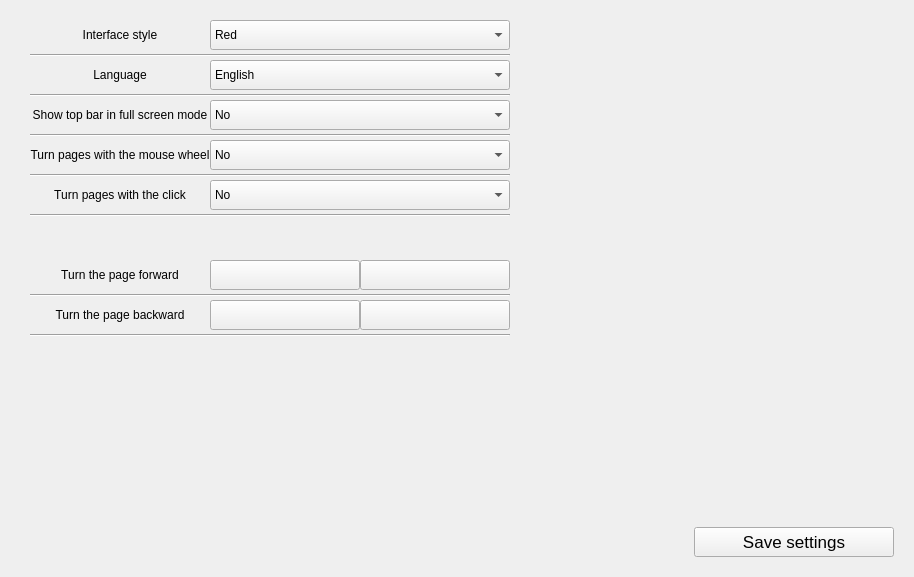
The window that Sources/settings_programlayout.ui (JerryShe/O-Reader) describes before a commit, drawn with Qt 5.
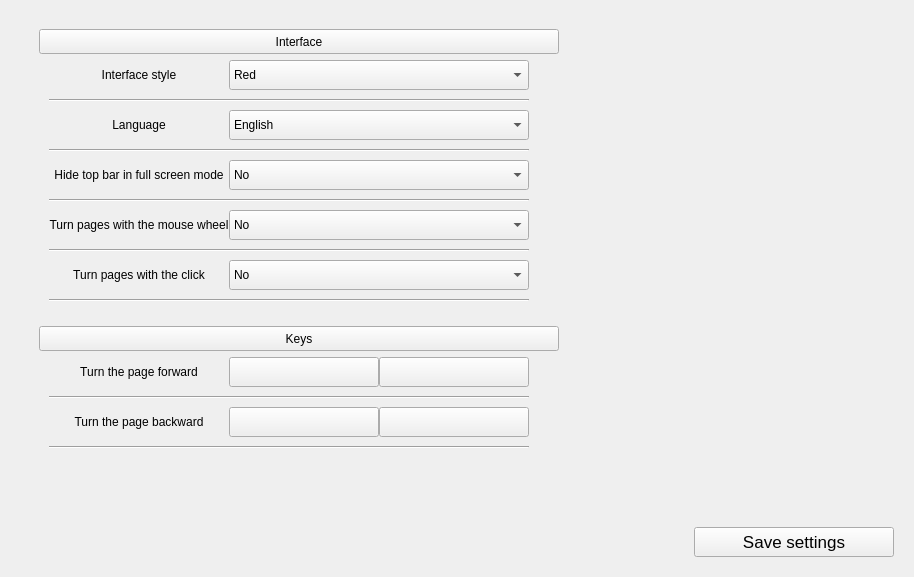
The same window after the commit.

```diff
--- a/Sources/settings_programlayout.ui
+++ b/Sources/settings_programlayout.ui
@@ -28,7 +28,7 @@
   <property name="frameShadow">
    <enum>QFrame::Raised</enum>
   </property>
-  <layout class="QVBoxLayout" name="verticalLayout">
+  <layout class="QVBoxLayout" name="verticalLayout" stretch="1,0">
    <property name="spacing">
     <number>0</number>
    </property>
@@ -45,9 +45,74 @@
     <number>20</number>
    </property>
    <item>
-    <layout class="QFormLayout" name="formLayout">
-     <property name="fieldGrowthPolicy">
-      <enum>QFormLayout::FieldsStayAtSizeHint</enum>
+    <widget class="QScrollArea" name="scrollArea">
+     <property name="frameShape">
+      <enum>QFrame::NoFrame</enum>
+     </property>
+     <property name="verticalScrollBarPolicy">
+      <enum>Qt::ScrollBarAsNeeded</enum>
+     </property>
+     <property name="sizeAdjustPolicy">
+      <enum>QAbstractScrollArea::AdjustToContentsOnFirstShow</enum>
+     </property>
+     <property name="widgetResizable">
+      <bool>true</bool>
+     </property>
+     <widget class="QWidget" name="scrollAreaWidgetContents_2">
+      <property name="geometry">
+       <rect>
+        <x>0</x>
+        <y>0</y>
+        <width>864</width>
+        <height>505</height>
+       </rect>
+      </property>
+      <layout class="QVBoxLayout" name="verticalLayout_3">
+       <item>
+        <widget class="QPushButton" name="InterfaceButton">
+         <property name="minimumSize">
+          <size>
+           <width>520</width>
+           <height>25</height>
+          </size>
+         </property>
+         <property name="maximumSize">
+          <size>
+           <width>520</width>
+           <height>25</height>
+          </size>
+         </property>
+         <property name="text">
+          <string>Interface</string>
+         </property>
+        </widget>
+       </item>
+       <item>
+        <widget class="QWidget" name="InterfaceLayout" native="true">
+         <property name="sizePolicy">
+          <sizepolicy hsizetype="Preferred" vsizetype="MinimumExpanding">
+           <horstretch>0</horstretch>
+           <verstretch>0</verstretch>
+          </sizepolicy>
+         </property>
+         <layout class="QFormLayout" name="formLayout_3">
+          <property name="horizontalSpacing">
+           <number>0</number>
+          </property>
+          <property name="verticalSpacing">
+           <number>5</number>
+          </property>
+          <property name="leftMargin">
+           <number>10</number>
+          </property>
+          <property name="topMargin">
+           <number>0</number>
+          </property>
+          <property name="rightMargin">
+           <number>10</number>
+          </property>
+          <property name="bottomMargin">
+           <number>15</number>
      </property>
      <item row="0" column="0">
       <widget class="QLabel" name="InterfaceStyle">
@@ -112,7 +177,7 @@
       </widget>
      </item>
      <item row="2" column="0">
-      <widget class="QLabel" name="label_2">
+           <widget class="QLabel" name="Language">
        <property name="minimumSize">
         <size>
          <width>180</width>
@@ -184,7 +249,7 @@
         </size>
        </property>
        <property name="text">
-        <string>Show top bar in full screen mode</string>
+             <string>Hide top bar in full screen mode</string>
        </property>
        <property name="alignment">
         <set>Qt::AlignCenter</set>
@@ -379,23 +444,62 @@
        </property>
       </widget>
      </item>
-     <item row="10" column="0">
-      <spacer name="verticalSpacer_2">
-       <property name="orientation">
-        <enum>Qt::Vertical</enum>
-       </property>
-       <property name="sizeType">
-        <enum>QSizePolicy::Fixed</enum>
-       </property>
-       <property name="sizeHint" stdset="0">
+         </layout>
+        </widget>
+       </item>
+       <item>
+        <widget class="QPushButton" name="KeysButton">
+         <property name="minimumSize">
+          <size>
+           <width>520</width>
+           <height>25</height>
+          </size>
+         </property>
+         <property name="maximumSize">
         <size>
-         <width>20</width>
-         <height>40</height>
-        </size>
-       </property>
-      </spacer>
-     </item>
-     <item row="11" column="0">
+           <width>520</width>
+           <height>25</height>
+          </size>
+         </property>
+         <property name="text">
+          <string>Keys</string>
+         </property>
+        </widget>
+       </item>
+       <item>
+        <widget class="QWidget" name="KeysLayout" native="true">
+         <property name="sizePolicy">
+          <sizepolicy hsizetype="MinimumExpanding" vsizetype="MinimumExpanding">
+           <horstretch>0</horstretch>
+           <verstretch>0</verstretch>
+          </sizepolicy>
+         </property>
+         <property name="minimumSize">
+          <size>
+           <width>0</width>
+           <height>0</height>
+          </size>
+         </property>
+         <layout class="QFormLayout" name="formLayout_4">
+          <property name="horizontalSpacing">
+           <number>0</number>
+          </property>
+          <property name="verticalSpacing">
+           <number>5</number>
+          </property>
+          <property name="leftMargin">
+           <number>10</number>
+          </property>
+          <property name="topMargin">
+           <number>0</number>
+          </property>
+          <property name="rightMargin">
+           <number>10</number>
+          </property>
+          <property name="bottomMargin">
+           <number>15</number>
+          </property>
+          <item row="0" column="0">
       <widget class="QLabel" name="TurnForward">
        <property name="minimumSize">
         <size>
@@ -417,7 +521,7 @@
        </property>
       </widget>
      </item>
-     <item row="11" column="1">
+          <item row="0" column="1">
       <layout class="QHBoxLayout" name="horizontalLayout">
        <property name="spacing">
         <number>0</number>
@@ -469,9 +573,22 @@
          </property>
         </widget>
        </item>
-      </layout>
-     </item>
-     <item row="12" column="0" colspan="2">
+            <item>
+             <spacer name="horizontalSpacer_2">
+              <property name="orientation">
+               <enum>Qt::Horizontal</enum>
+              </property>
+              <property name="sizeHint" stdset="0">
+               <size>
+                <width>40</width>
+                <height>20</height>
+               </size>
+              </property>
+             </spacer>
+            </item>
+           </layout>
+          </item>
+          <item row="1" column="0" colspan="2">
       <widget class="Line" name="line_66">
        <property name="minimumSize">
         <size>
@@ -490,7 +607,7 @@
        </property>
       </widget>
      </item>
-     <item row="13" column="0">
+          <item row="2" column="0">
       <widget class="QLabel" name="TurnBackward">
        <property name="minimumSize">
         <size>
@@ -512,7 +629,7 @@
        </property>
       </widget>
      </item>
-     <item row="13" column="1">
+          <item row="2" column="1">
       <layout class="QHBoxLayout" name="horizontalLayout_2">
        <property name="spacing">
         <number>0</number>
@@ -564,9 +681,22 @@
          </property>
         </widget>
        </item>
-      </layout>
-     </item>
-     <item row="14" column="0" colspan="2">
+            <item>
+             <spacer name="horizontalSpacer_3">
+              <property name="orientation">
+               <enum>Qt::Horizontal</enum>
+              </property>
+              <property name="sizeHint" stdset="0">
+               <size>
+                <width>40</width>
+                <height>20</height>
+               </size>
+              </property>
+             </spacer>
+            </item>
+           </layout>
+          </item>
+          <item row="3" column="0" colspan="2">
       <widget class="Line" name="line_67">
        <property name="minimumSize">
         <size>
@@ -586,6 +716,24 @@
       </widget>
      </item>
     </layout>
+        </widget>
+       </item>
+       <item>
+        <spacer name="verticalSpacer">
+         <property name="orientation">
+          <enum>Qt::Vertical</enum>
+         </property>
+         <property name="sizeHint" stdset="0">
+          <size>
+           <width>20</width>
+           <height>40</height>
+          </size>
+         </property>
+        </spacer>
+       </item>
+      </layout>
+     </widget>
+    </widget>
    </item>
    <item>
     <layout class="QHBoxLayout" name="horizontalLayout_4">
```
Lines whose indentation alone changed are shown as unchanged.
